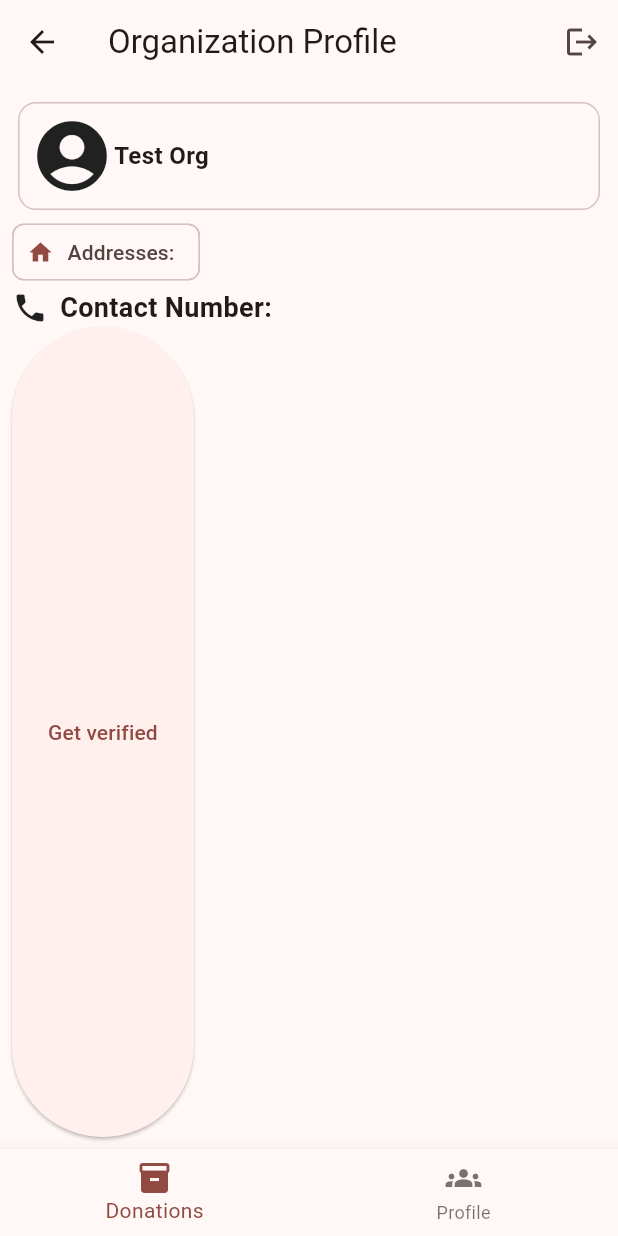
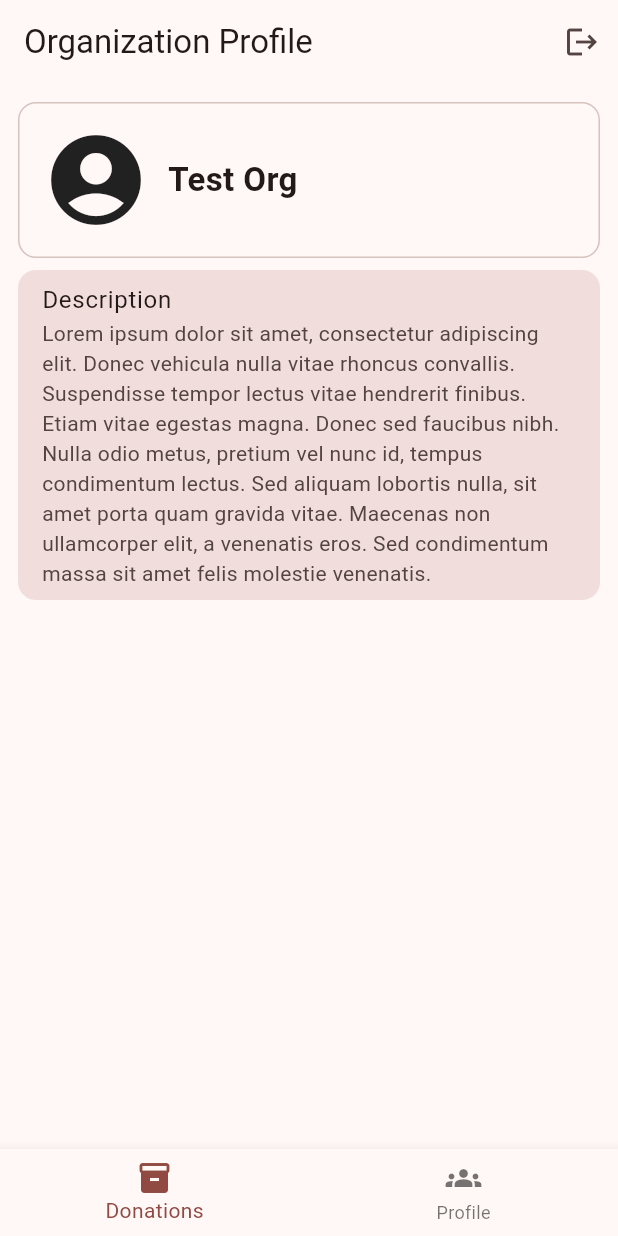
Before and after one commit to ksumallo/donation-system-flutter, a Flutter app: the OrganizationApp screen opened by its route, item 2 of the bottom bar chosen, on a phone screen of 412 x 824 dp. Run offline on Flutter 3.47's test engine with Material 3 defaults, Android fonts, the phone set to English and light mode, and no system bars; our stand-ins replace cloud_firestore, firebase_auth, firebase_core, firebase_storage, image_picker; accounts and stored records are empty; generated files the repository leaves out were written again.

Commit message:
Create a page for organization details

```diff
--- a/lib/main.dart
+++ b/lib/main.dart
@@ -87,6 +87,30 @@ class MyApp extends StatefulWidget {
 class _MyAppState extends State<MyApp> {
   late final AppLifecycleListener _listener;
 
+  // TODO: Remove dummy User
+  final User dummyUser = User(
+    uid: 'nccampo',
+    name: 'Lone Skum',
+    username: 'skum_lone_6767',
+    addresses: ['1242 Baltazar, Olongapo', '9387, Los Banos'],
+    contactNumber: '+63928191911',
+  );
+
+
+  // TODO: Remove dummy [Organization]
+  final Organization dummyOrg = Organization(
+    id: 'someRandomIdAasdkjadh',
+    name: 'Test Org',
+    description: 'Lorem ipsum dolor sit amet, '
+        'consectetur adipiscing elit. '
+        'Donec vehicula nulla vitae rhoncus convallis. '
+        'Suspendisse tempor lectus vitae hendrerit finibus. '
+        'Etiam vitae egestas magna. Donec sed faucibus nibh. '
+        'Nulla odio metus, pretium vel nunc id, tempus condimentum lectus. '
+        'Sed aliquam lobortis nulla, sit amet porta quam gravida vitae. '
+        'Maecenas non ullamcorper elit, a venenatis eros. '
+        'Sed condimentum massa sit amet felis molestie venenatis.');
+
   @override
   void initState() {
     super.initState();
@@ -101,7 +125,7 @@ class _MyAppState extends State<MyApp> {
         colorScheme: ColorScheme.fromSeed(seedColor: Colors.red),
         useMaterial3: true,
       ),
-      initialRoute: '/user-profile-dev',
+      initialRoute: '/organization-dev',
       onGenerateRoute: (settings) {
         switch (settings.name) {
           case '/':
@@ -121,16 +145,10 @@ class _MyAppState extends State<MyApp> {
             User user = settings.arguments as User;
             return MaterialPageRoute(
                 builder: (context) => UserApp(user: user));
-          case '/user-profile-dev':
+          case '/user-dev':
             return MaterialPageRoute(
               builder: (context) => UserApp(
-                user: User(
-                  uid: 'nccampo',
-                  name: 'Nathan Campo',
-                  username: 'nccampo',
-                  addresses: ['1242 Baltazar, Olongapo', '9387, Los Banos'],
-                  contactNumber: '+63928191911',
-                ),
+                user: dummyUser,
               ),
             );
           case '/organizations':
@@ -138,10 +156,9 @@ class _MyAppState extends State<MyApp> {
               builder: (context) => const OrganizationList(),
             );
 
-          case '/organization':
+          case '/organization-dev':
             return MaterialPageRoute(
-              // TODO: Remove dummy [Organization]
-              builder: (context) => OrganizationApp(org: Organization(name: 'Test Org', id: 'someRandomIdAasdkjadh')),
+              builder: (context) => OrganizationApp(org: dummyOrg),
             );
 
           case '/admin':
--- a/lib/pages/donate_page.dart
+++ b/lib/pages/donate_page.dart
@@ -250,9 +250,7 @@ class _DonatePageState extends State<DonatePage> {
 
                         donation.debug();
 
-                        context
-                            .read<DonationProvider>()
-                            .add(donation);
+                        context.read<DonationProvider>().add(donation);
 
                         ScaffoldMessenger.of(context).showSnackBar(
                             const SnackBar(content: Text("Donation created")));
--- a/lib/pages/organization_app.dart
+++ b/lib/pages/organization_app.dart
@@ -1,7 +1,8 @@
 import 'dart:developer';
 
 import 'package:final_proj/entities/organization.dart';
-import 'package:final_proj/pages/organization_list.dart';
+import 'package:final_proj/pages/donations_list.dart';
+import 'package:final_proj/pages/donors_list.dart';
 import 'package:final_proj/pages/organization_profile.dart';
 import 'package:final_proj/providers/auth_provider.dart';
 import 'package:flutter/material.dart';
@@ -40,8 +41,9 @@ class _OrganizationAppState extends State<OrganizationApp> {
             },
           )
         ],
+        automaticallyImplyLeading: false,
       ),
-      body: [const OrganizationList(), OrganizationProfile(org: widget.org)][_currentPage],
+      body: [DonationsList(), OrganizationProfile(org: widget.org)][_currentPage],
       bottomNavigationBar: BottomNavigationBar(
         items: const [
           BottomNavigationBarItem(
--- a/lib/pages/organization_list.dart
+++ b/lib/pages/organization_list.dart
@@ -3,6 +3,7 @@ import 'dart:math';
 
 import 'package:final_proj/pages/donate_page.dart';
 import 'package:final_proj/entities/organization.dart';
+import 'package:final_proj/pages/organization_details.dart';
 import 'package:final_proj/providers/organizations.dart';
 import 'package:flutter/material.dart';
 import 'package:provider/provider.dart';
@@ -101,7 +102,7 @@ class _OrganizationListState extends State<OrganizationList> {
                         Navigator.push(
                           context,
                           MaterialPageRoute(
-                              builder: (context) => DonatePage(receipient: org),
+                              builder: (context) => OrganizationDetails(org: org),
                           ),
                         );
                       } else showCannotDonateSnack(context);
--- a/lib/pages/organization_profile.dart
+++ b/lib/pages/organization_profile.dart
@@ -6,6 +6,8 @@ import 'package:final_proj/pages/organization_list.dart';
 import 'package:final_proj/providers/auth_provider.dart';
 import 'package:flutter/material.dart';
 import 'package:provider/provider.dart';
+
+import '../components/profile_info_tile.dart';
 
 class OrganizationProfile extends StatelessWidget {
   final Organization org;
@@ -22,56 +24,137 @@ class OrganizationProfile extends StatelessWidget {
           // Existing content
           Card.outlined(
             child: Padding(
-              padding: const EdgeInsets.all(8.0),
+              padding: const EdgeInsets.all(16.0),
               child: Row(
                 children: [
-                  const Icon(Icons.account_circle, size: 56),
+                  const Padding(
+                      padding: EdgeInsets.only(right: 12),
+                      child: Icon(
+                          Icons.account_circle,
+                          size: 72)
+                  ),
                   Column(
-                    crossAxisAlignment: CrossAxisAlignment.center,
+                    crossAxisAlignment: CrossAxisAlignment.start,
                     children: [
                       Text(
                         org.name,
                         style: TextStyle(
                             fontSize:
-                                Theme.of(context).textTheme.bodyLarge!.fontSize,
+                            Theme.of(context).textTheme.titleLarge!.fontSize,
                             fontWeight: FontWeight.bold),
-                      )
+                      ),
                     ],
                   ),
                 ],
               ),
             ),
           ),
-          const Chip(
-            avatar: Icon(Icons.home),
-            label: Text('Addresses:'),
-          ),
-          const Row(
+          // Column(
+          //   crossAxisAlignment: CrossAxisAlignment.start,
+          //   children: user.addresses
+          //       .map((address) => Padding(
+          //             padding: const EdgeInsets.only(left: 32),
+          //             child: Text(
+          //               address,
+          //               style: const TextStyle(fontSize: 16),
+          //             ),
+          //           ))
+          //       .toList(),
+          // ),
+          ListView(
+            shrinkWrap: true,
             children: [
-              Icon(Icons.phone, size: 24),
-              SizedBox(width: 8),
-              Text(
-                'Contact Number:',
-                style: TextStyle(fontSize: 18, fontWeight: FontWeight.bold),
-              ),
+              ProfileInfoTile(label: "Description", value: org.description)
             ],
           ),
+          // const Row(
+          //   children: [
+          //     Icon(Icons.phone, size: 24),
+          //     SizedBox(width: 8),
+          //     Text(
+          //       'Contact Number:',
+          //       style: TextStyle(fontSize: 18, fontWeight: FontWeight.bold),
+          //     ),
+          //   ],
+          // ),
+          // Text(
+          //   user.contactNumber,
+          //   style: TextStyle(fontSize: 16),
+          // ),
           // additional donate button
-          Expanded(
-            child: ElevatedButton(
-              onPressed: () {
-                Navigator.push(
-                  context,
-                  MaterialPageRoute(
-                    builder: (context) => const OrganizationList(),
-                  ),
-                );
-              },
-              child: Text('Get verified'),
-            ),
-          ),
+          // ElevatedButton(
+          //   onPressed: () {
+          //     Navigator.push(
+          //       context,
+          //       MaterialPageRoute(
+          //         builder: (context) => const OrganizationList(),
+          //       ),
+          //     );
+          //   },
+          //   child: Text('Donate'),
+          // ),
         ],
       ),
     );
   }
+  //   return Padding(
+  //     padding: const EdgeInsets.all(8.0),
+  //     child: Column(
+  //       crossAxisAlignment: CrossAxisAlignment.start,
+  //       children: [
+  //         // Existing content
+  //         Card.outlined(
+  //           child: Padding(
+  //             padding: const EdgeInsets.all(8.0),
+  //             child: Row(
+  //               children: [
+  //                 const Icon(Icons.account_circle, size: 56),
+  //                 Column(
+  //                   crossAxisAlignment: CrossAxisAlignment.center,
+  //                   children: [
+  //                     Text(
+  //                       org.name,
+  //                       style: TextStyle(
+  //                           fontSize:
+  //                               Theme.of(context).textTheme.bodyLarge!.fontSize,
+  //                           fontWeight: FontWeight.bold),
+  //                     )
+  //                   ],
+  //                 ),
+  //               ],
+  //             ),
+  //           ),
+  //         ),
+  //         const Chip(
+  //           avatar: Icon(Icons.home),
+  //           label: Text('Addresses:'),
+  //         ),
+  //         const Row(
+  //           children: [
+  //             Icon(Icons.phone, size: 24),
+  //             SizedBox(width: 8),
+  //             Text(
+  //               'Contact Number:',
+  //               style: TextStyle(fontSize: 18, fontWeight: FontWeight.bold),
+  //             ),
+  //           ],
+  //         ),
+  //         // additional donate button
+  //         Expanded(
+  //           child: ElevatedButton(
+  //             onPressed: () {
+  //               Navigator.push(
+  //                 context,
+  //                 MaterialPageRoute(
+  //                   builder: (context) => const OrganizationList(),
+  //                 ),
+  //               );
+  //             },
+  //             child: Text('Get verified'),
+  //           ),
+  //         ),
+  //       ],
+  //     ),
+  //   );
+  // }
 }
```
Also changed, not shown: lib/pages/donations_list.dart (added, +121 -0 lines), lib/pages/organization_details.dart (+33 -17 lines).
